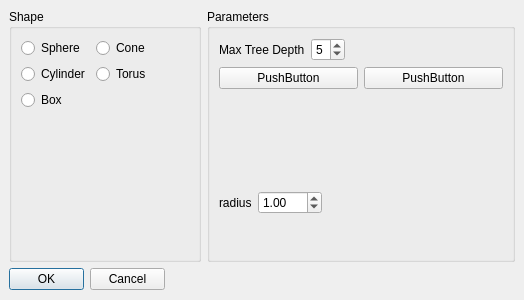
Before: the Qt Designer form ModelagemQT/octree/newoctreedialog.ui in RicardoBusta/Doutorado, drawn with Qt 5.
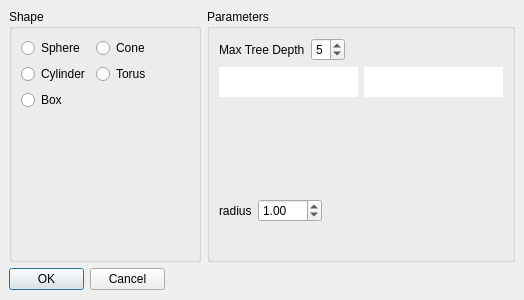
After: the same form once the commit is applied. Icons and pictures are not drawn.

Patch:
```diff
--- a/ModelagemQT/octree/newoctreedialog.ui
+++ b/ModelagemQT/octree/newoctreedialog.ui
@@ -156,15 +156,40 @@
         <layout class="QHBoxLayout" name="horizontalLayout_8">
          <item>
           <widget class="QPushButton" name="faceColor">
+           <property name="minimumSize">
+            <size>
+             <width>0</width>
+             <height>30</height>
+            </size>
+           </property>
+           <property name="autoFillBackground">
+            <bool>false</bool>
+           </property>
+           <property name="styleSheet">
+            <string notr="true">background-color: #ffffff;
+color: #fff000;
+border: none;</string>
+           </property>
            <property name="text">
-            <string>PushButton</string>
+            <string/>
            </property>
           </widget>
          </item>
          <item>
           <widget class="QPushButton" name="lineColor">
+           <property name="minimumSize">
+            <size>
+             <width>0</width>
+             <height>30</height>
+            </size>
+           </property>
+           <property name="styleSheet">
+            <string notr="true">background-color: #ffffff;
+color: #fff000;
+border: none;</string>
+           </property>
            <property name="text">
-            <string>PushButton</string>
+            <string/>
            </property>
           </widget>
          </item>
```
Left out of the diff: 2 changed lines with no effect on the pictures.
